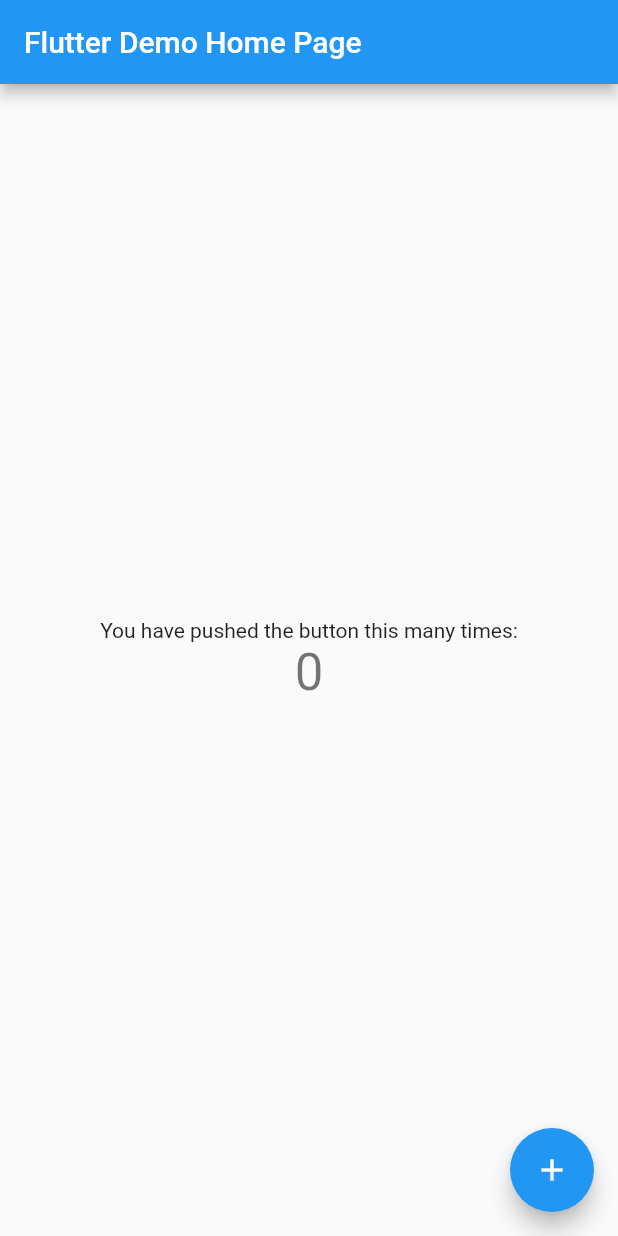
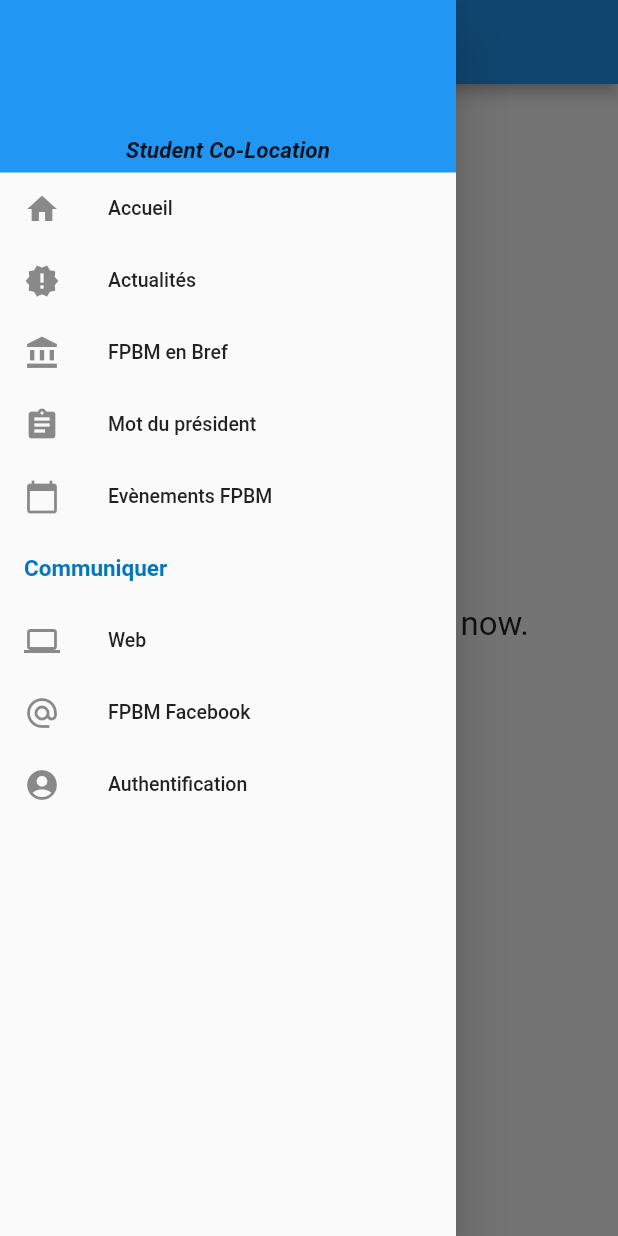
Before and after one commit to benjdiasaad/ExamenFinal_DEV-MobileII, a Flutter app: the screen it shows after launch, with the side drawer open (before the commit the screen has no drawer), on a phone screen of 412 x 824 dp. Run offline on Flutter 3.47's test engine with Material 2 defaults, Android fonts, the phone set to English and light mode, and no system bars.

Commit message:
Navigation drawer

```diff
--- a/lib/main.dart
+++ b/lib/main.dart
@@ -1,4 +1,7 @@
 import 'package:flutter/material.dart';
+
+import './screens/home_screen.dart';
+//import './screens/details_screen.dart';
 
 void main() {
   runApp(MyApp());
@@ -11,107 +14,15 @@
     return MaterialApp(
       title: 'Flutter Demo',
       theme: ThemeData(
-        // This is the theme of your application.
-        //
-        // Try running your application with "flutter run". You'll see the
-        // application has a blue toolbar. Then, without quitting the app, try
-        // changing the primarySwatch below to Colors.green and then invoke
-        // "hot reload" (press "r" in the console where you ran "flutter run",
-        // or simply save your changes to "hot reload" in a Flutter IDE).
-        // Notice that the counter didn't reset back to zero; the application
-        // is not restarted.
         primarySwatch: Colors.blue,
-        // This makes the visual density adapt to the platform that you run
-        // the app on. For desktop platforms, the controls will be smaller and
-        // closer together (more dense) than on mobile platforms.
         visualDensity: VisualDensity.adaptivePlatformDensity,
       ),
-      home: MyHomePage(title: 'Flutter Demo Home Page'),
+      home: HomeScreen(),
+      //initialRoute: DetailsScreen (),
+      /*routes: {
+        '/': (_) => HomeScreen(),
+        '/details-screen': (_) => DetailsScreen(),
+      },*/
     );
   }
 }
-
-class MyHomePage extends StatefulWidget {
-  MyHomePage({Key key, this.title}) : super(key: key);
-
-  // This widget is the home page of your application. It is stateful, meaning
-  // that it has a State object (defined below) that contains fields that affect
-  // how it looks.
-
-  // This class is the configuration for the state. It holds the values (in this
-  // case the title) provided by the parent (in this case the App widget) and
-  // used by the build method of the State. Fields in a Widget subclass are
-  // always marked "final".
-
-  final String title;
-
-  @override
-  _MyHomePageState createState() => _MyHomePageState();
-}
-
-class _MyHomePageState extends State<MyHomePage> {
-  int _counter = 0;
-
-  void _incrementCounter() {
-    setState(() {
-      // This call to setState tells the Flutter framework that something has
-      // changed in this State, which causes it to rerun the build method below
-      // so that the display can reflect the updated values. If we changed
-      // _counter without calling setState(), then the build method would not be
-      // called again, and so nothing would appear to happen.
-      _counter++;
-    });
-  }
-
-  @override
-  Widget build(BuildContext context) {
-    // This method is rerun every time setState is called, for instance as done
-    // by the _incrementCounter method above.
-    //
-    // The Flutter framework has been optimized to make rerunning build methods
-    // fast, so that you can just rebuild anything that needs updating rather
-    // than having to individually change instances of widgets.
-    return Scaffold(
-      appBar: AppBar(
-        // Here we take the value from the MyHomePage object that was created by
-        // the App.build method, and use it to set our appbar title.
-        title: Text(widget.title),
-      ),
-      body: Center(
-        // Center is a layout widget. It takes a single child and positions it
-        // in the middle of the parent.
-        child: Column(
-          // Column is also a layout widget. It takes a list of children and
-          // arranges them vertically. By default, it sizes itself to fit its
-          // children horizontally, and tries to be as tall as its parent.
-          //
-          // Invoke "debug painting" (press "p" in the console, choose the
-          // "Toggle Debug Paint" action from the Flutter Inspector in Android
-          // Studio, or the "Toggle Debug Paint" command in Visual Studio Code)
-          // to see the wireframe for each widget.
-          //
-          // Column has various properties to control how it sizes itself and
-          // how it positions its children. Here we use mainAxisAlignment to
-          // center the children vertically; the main axis here is the vertical
-          // axis because Columns are vertical (the cross axis would be
-          // horizontal).
-          mainAxisAlignment: MainAxisAlignment.center,
-          children: <Widget>[
-            Text(
-              'You have pushed the button this many times:',
-            ),
-            Text(
-              '$_counter',
-              style: Theme.of(context).textTheme.headline4,
-            ),
-          ],
-        ),
-      ),
-      floatingActionButton: FloatingActionButton(
-        onPressed: _incrementCounter,
-        tooltip: 'Increment',
-        child: Icon(Icons.add),
-      ), // This trailing comma makes auto-formatting nicer for build methods.
-    );
-  }
-}
--- /dev/null
+++ b/lib/screens/home_screen.dart
@@ -0,0 +1,43 @@
+import 'package:flutter/material.dart';
+
+import './details_screen.dart';
+import './main_drawer.dart';
+
+
+class HomeScreen extends StatelessWidget {
+  @override
+  Widget build(BuildContext context) {
+    return Scaffold(
+      appBar: AppBar(
+        title: Text('Home Page'),
+      ),
+      drawer: MainDrawer(),
+      body: Center(
+        child: Column(
+          mainAxisAlignment: MainAxisAlignment.center,
+          children: <Widget>[
+            Text(
+              'we are in the Home page now.',
+              style: TextStyle(
+                fontSize: 22,
+              ),
+            ),
+            RaisedButton(
+              child: Text('Go to details'),
+              /*onPressed: () {
+                Navigator.of(context).pushNamed('/details-screen');
+              },*/
+              onPressed: () {
+                Navigator.push(
+                    context,
+                    MaterialPageRoute(
+                      builder: (context) => DetailsScreen(),
+                ));
+              },
+            )
+          ],
+        ),
+      ),
+    );
+  }
+}
--- /dev/null
+++ b/lib/screens/main_drawer.dart
@@ -0,0 +1,148 @@
+import 'package:flutter/material.dart';
+
+import './details_screen.dart';
+import './main_drawer.dart';
+
+class MainDrawer extends StatelessWidget {
+  // This widget is the root of your application.
+  @override
+  Widget build(BuildContext context) {
+    return Drawer(
+     child:Column(
+          children: <Widget>[
+            Container(
+              width: double.infinity,
+              padding: EdgeInsets.all(6),
+              color: Theme.of(context).primaryColor,
+              child: Center(
+                child: Column(
+                  children: <Widget>[
+                    Container(
+                       margin: EdgeInsets.only(
+                      top: 25,
+                      bottom: 10),
+                      width: 120,
+                      height: 50,
+                      decoration: BoxDecoration(
+                        shape: BoxShape.circle,
+                        /*image: DecorationImage(
+                          image: AssetImage('assets/space-2.jpg'),
+                          fit: BoxFit.fill,
+                        ),*/
+                        ),
+                    ),
+                    Text("Student Co-Location",
+                    style: TextStyle(
+
+                      fontSize: 15,
+                      fontStyle: FontStyle.italic,
+                      fontWeight: FontWeight.bold
+                    ),
+                    )
+
+                  ],
+                ),
+              ),
+            ),
+            ListTile(
+              leading: Icon(Icons.home),
+              title: Text('Accueil'),
+              dense:true,
+              onTap: () {
+               Navigator.push(
+                    context,
+                    MaterialPageRoute(
+                      builder: (context) => DetailsScreen(),
+                ));
+              },
+            ),
+            ListTile(
+              leading: Icon(Icons.new_releases),
+              title: Text('Actualités'),
+              dense:true,
+              onTap: () {
+
+                Navigator.push(
+                    context,
+                    MaterialPageRoute(
+                      builder: (context) => DetailsScreen(),
+                ));
+              },
+            ),
+            ListTile(
+              leading: Icon(Icons.account_balance),
+              title: Text('FPBM en Bref'),
+              dense:true,
+              onTap: () {
+               Navigator.push(
+                    context,
+                    MaterialPageRoute(
+                      builder: (context) => DetailsScreen(),
+                ));
+              },
+            ),
+            ListTile(
+              leading: Icon(Icons.assignment),
+              title: Text('Mot du président'),
+              dense:true,
+              onTap: () {
+                Navigator.push(
+                    context,
+                    MaterialPageRoute(
+                      builder: (context) => DetailsScreen(),
+                ));
+              },
+            ),
+            ListTile(
+              leading: Icon(Icons.calendar_today),
+              title: Text('Evènements FPBM'),
+              dense:true,
+              onTap: () {
+                Navigator.push(
+                    context,
+                    MaterialPageRoute(
+                      builder: (context) => DetailsScreen(),
+                ));
+              },
+            ),
+            ListTile(
+
+              title: Text('Communiquer', style: TextStyle(color: Colors.lightBlue[800], fontSize: 15, fontWeight: FontWeight.bold)),
+              dense:true,
+            ),
+            ListTile(
+              leading: Icon(Icons.laptop),
+              title: Text('Web'),
+              dense:true,
+              onTap: () {
+                Navigator.push(
+                    context,
+                    MaterialPageRoute(
+                      builder: (context) => DetailsScreen(),
+                ));
+              },
+            ),
+            ListTile(
+              leading: Icon(Icons.alternate_email),
+              title: Text('FPBM Facebook'),
+              dense:true,
+              onTap: () {
+                // Update the state of the app
+                // ...
+                // Then close the drawer
+                Navigator.pop(context);
+              },
+            ),
+            ListTile(
+              leading: Icon(Icons.account_circle),
+              title: Text('Authentification'),
+              dense:true,
+              onTap: () {
+               },
+            ),
+
+          ],
+        )
+    );
+  }
+}
```
Also changed, not shown: lib/screens/details_screen.dart (added, +32 -0 lines), assets/images/fpbm.png (added), assets/images/space-2.jpg (added).
